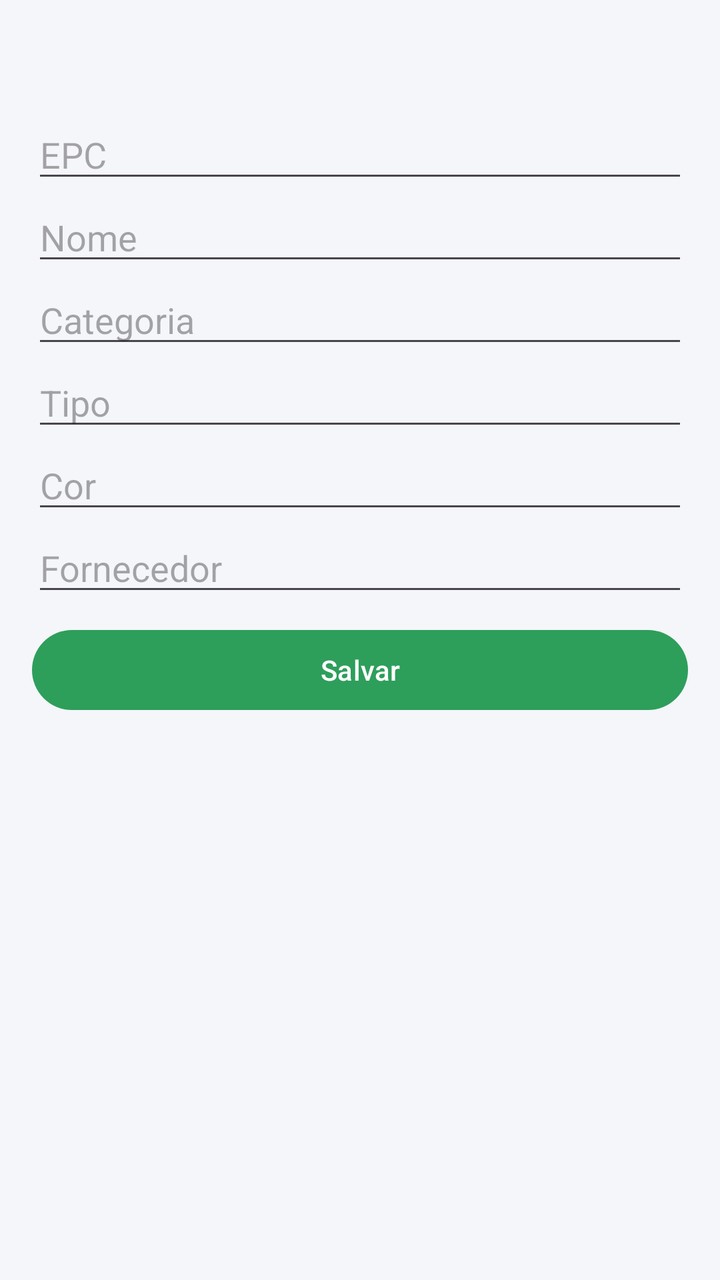
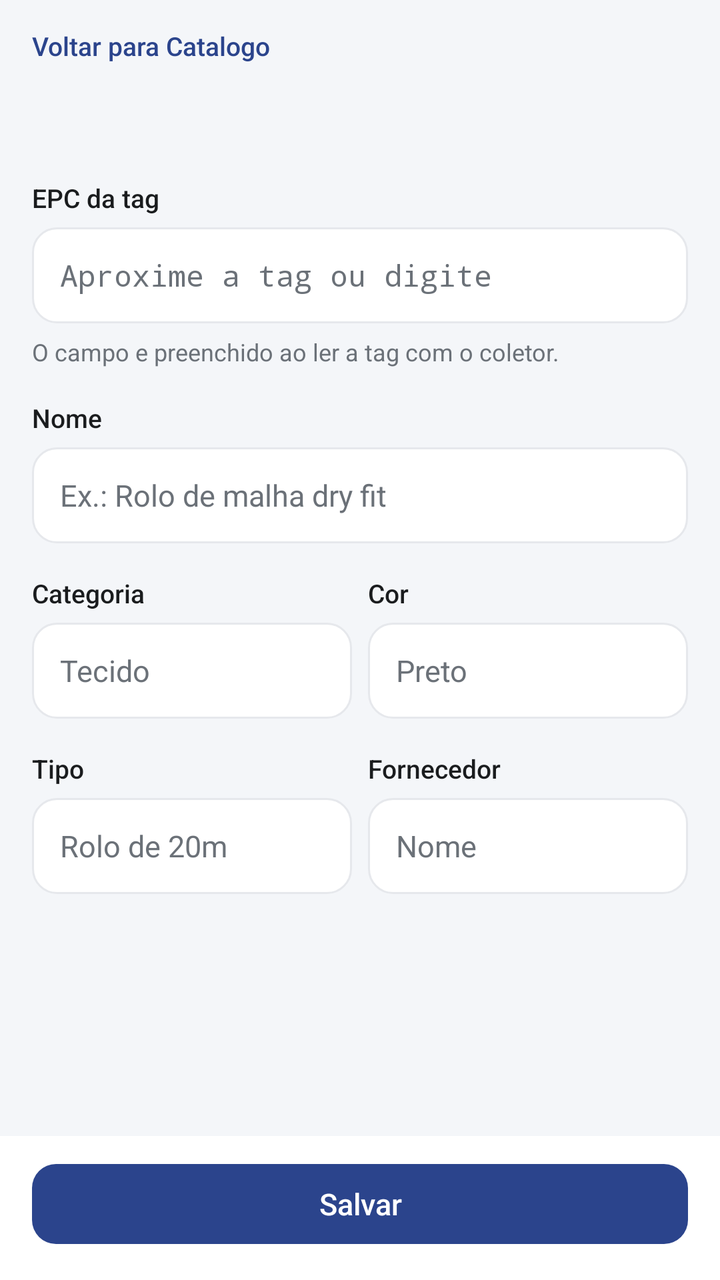

Screens rendered from an Android XML layout before and after an edit, with the pre-edit source and the edit as a unified diff.
<!-- AndroidManifest.xml: application theme Theme.InventarioTRI082 -->
<!-- res/layout/fragment_item_form.xml -->
<?xml version="1.0" encoding="utf-8"?>
<ScrollView xmlns:android="http://schemas.android.com/apk/res/android"
    android:layout_width="match_parent"
    android:layout_height="match_parent">

    <LinearLayout
        android:layout_width="match_parent"
        android:layout_height="wrap_content"
        android:orientation="vertical"
        android:padding="16dp">

        <TextView
            android:id="@+id/form_titulo"
            android:layout_width="wrap_content"
            android:layout_height="wrap_content"
            android:textSize="20sp"
            android:paddingBottom="12dp" />

        <EditText
            android:id="@+id/campo_epc"
            android:layout_width="match_parent"
            android:layout_height="wrap_content"
            android:hint="@string/form_epc"
            android:inputType="text"
            android:autofillHints="" />

        <EditText
            android:id="@+id/campo_nome"
            android:layout_width="match_parent"
            android:layout_height="wrap_content"
            android:hint="@string/form_nome"
            android:inputType="text"
            android:autofillHints="" />

        <EditText
            android:id="@+id/campo_categoria"
            android:layout_width="match_parent"
            android:layout_height="wrap_content"
            android:hint="@string/form_categoria"
            android:inputType="text"
            android:autofillHints="" />

        <EditText
            android:id="@+id/campo_tipo"
            android:layout_width="match_parent"
            android:layout_height="wrap_content"
            android:hint="@string/form_tipo"
            android:inputType="text"
            android:autofillHints="" />

        <EditText
            android:id="@+id/campo_cor"
            android:layout_width="match_parent"
            android:layout_height="wrap_content"
            android:hint="@string/form_cor"
            android:inputType="text"
            android:autofillHints="" />

        <EditText
            android:id="@+id/campo_fornecedor"
            android:layout_width="match_parent"
            android:layout_height="wrap_content"
            android:hint="@string/form_fornecedor"
            android:inputType="text"
            android:autofillHints="" />

        <TextView
            android:id="@+id/texto_recomendar"
            android:layout_width="match_parent"
            android:layout_height="wrap_content"
            android:layout_marginTop="12dp"
            android:text="@string/form_recomendar"
            android:visibility="gone" />

        <LinearLayout
            android:id="@+id/container_recomendacoes"
            android:layout_width="match_parent"
            android:layout_height="wrap_content"
            android:orientation="vertical"
            android:visibility="gone" />

        <Button
            android:id="@+id/botao_salvar"
            style="@style/Botao.Principal"
            android:layout_width="match_parent"
            android:layout_height="wrap_content"
            android:layout_marginTop="8dp"
            android:text="@string/form_salvar" />

    </LinearLayout>

</ScrollView>
<!-- resources referenced by this layout -->
<resources>
  <string name="form_epc">EPC</string>
  <string name="form_recomendar">Ou reaproveite um item recente:</string>
  <style name="Botao.Principal" parent="Widget.Material3.Button">
          <item name="backgroundTint">@color/verde</item>
          <item name="android:textColor">@color/branco</item>
      </style>
  <style name="Theme.InventarioTRI082" parent="Theme.Material3.DayNight.NoActionBar">
          <item name="colorPrimary">@color/azul</item>
          <item name="colorOnPrimary">@color/branco</item>
          <item name="colorSecondary">@color/verde</item>
          <item name="colorOnSecondary">@color/branco</item>
          <item name="colorSurface">@color/branco</item>
          <item name="colorOnSurface">@color/texto</item>
          <item name="android:colorBackground">@color/fundo</item>
          <item name="android:statusBarColor">@color/azul_escuro</item>
      </style>
  <color name="azul">#2B448C</color>
  <color name="azul_escuro">#1F3269</color>
  <!-- unchanged entries left out for length: 10 -->
</resources>

<!-- the commit's change to res/layout/fragment_item_form.xml (unified diff, before → after) -->
@@ -1,92 +1,157 @@
 <?xml version="1.0" encoding="utf-8"?>
-<ScrollView xmlns:android="http://schemas.android.com/apk/res/android"
+<LinearLayout xmlns:android="http://schemas.android.com/apk/res/android"
     android:layout_width="match_parent"
-    android:layout_height="match_parent">
+    android:layout_height="match_parent"
+    android:orientation="vertical"
+    android:background="@color/fundo">
+
+    <ScrollView
+        android:layout_width="match_parent"
+        android:layout_height="0dp"
+        android:layout_weight="1">
+
+        <LinearLayout
+            android:layout_width="match_parent"
+            android:layout_height="wrap_content"
+            android:orientation="vertical"
+            android:paddingHorizontal="16dp"
+            android:paddingTop="10dp"
+            android:paddingBottom="16dp">
+
+            <TextView
+                android:id="@+id/form_voltar"
+                style="@style/Voltar"
+                android:layout_width="wrap_content"
+                android:layout_height="wrap_content"
+                android:text="@string/form_voltar" />
+
+            <TextView
+                android:id="@+id/form_titulo"
+                style="@style/Titulo"
+                android:layout_width="match_parent"
+                android:layout_height="wrap_content"
+                android:layout_marginTop="4dp" />
+
+            <TextView
+                android:id="@+id/texto_recomendar"
+                style="@style/RotuloSecao"
+                android:layout_width="wrap_content"
+                android:layout_height="wrap_content"
+                android:layout_marginTop="20dp"
+                android:layout_marginBottom="8dp"
+                android:text="@string/form_recomendar"
+                android:visibility="gone" />
+
+            <LinearLayout
+                android:id="@+id/container_recomendacoes"
+                android:layout_width="match_parent"
+                android:layout_height="wrap_content"
+                android:orientation="vertical"
+                android:visibility="gone" />
+
+            <TextView style="@style/CampoRotulo" android:layout_marginTop="20dp" android:text="@string/form_epc" />
+            <EditText
+                android:id="@+id/campo_epc"
+                style="@style/Campo"
+                android:layout_width="match_parent"
+                android:layout_height="wrap_content"
+                android:fontFamily="monospace"
+                android:hint="@string/form_epc_hint"
+                android:inputType="text"
+                android:autofillHints="" />
+            <TextView
+                android:id="@+id/form_epc_ajuda"
+                android:layout_width="wrap_content"
+                android:layout_height="wrap_content"
+                android:layout_marginTop="6dp"
+                android:text="@string/form_epc_ajuda"
+                android:textColor="@color/texto_secundario"
+                android:textSize="12sp" />
+
+            <TextView style="@style/CampoRotulo" android:layout_marginTop="16dp" android:text="@string/form_nome" />
+            <EditText
+                android:id="@+id/campo_nome"
+                style="@style/Campo"
+                android:layout_width="match_parent"
+                android:layout_height="wrap_content"
+                android:hint="@string/form_nome_hint"
+                android:inputType="text"
+                android:autofillHints="" />
+
+            <LinearLayout
+                android:layout_width="match_parent"
+                android:layout_height="wrap_content"
+                android:orientation="horizontal"
+                android:layout_marginTop="16dp">
+
+                <LinearLayout android:layout_width="0dp" android:layout_height="wrap_content"
+                    android:layout_weight="1" android:orientation="vertical" android:layout_marginEnd="8dp">
+                    <TextView style="@style/CampoRotulo" android:text="@string/form_categoria" />
+                    <EditText android:id="@+id/campo_categoria" style="@style/Campo"
+                        android:layout_width="match_parent" android:layout_height="wrap_content"
+                        android:hint="@string/form_categoria_hint" android:inputType="text" android:autofillHints="" />
+                </LinearLayout>
+
+                <LinearLayout android:layout_width="0dp" android:layout_height="wrap_content"
+                    android:layout_weight="1" android:orientation="vertical">
+                    <TextView style="@style/CampoRotulo" android:text="@string/form_cor" />
+                    <EditText android:id="@+id/campo_cor" style="@style/Campo"
+                        android:layout_width="match_parent" android:layout_height="wrap_content"
+                        android:hint="@string/form_cor_hint" android:inputType="text" android:autofillHints="" />
+                </LinearLayout>
+            </LinearLayout>
+
+            <LinearLayout
+                android:layout_width="match_parent"
+                android:layout_height="wrap_content"
+                android:orientation="horizontal"
+                android:layout_marginTop="16dp">
+
+                <LinearLayout android:layout_width="0dp" android:layout_height="wrap_content"
+                    android:layout_weight="1" android:orientation="vertical" android:layout_marginEnd="8dp">
+                    <TextView style="@style/CampoRotulo" android:text="@string/form_tipo" />
+                    <EditText android:id="@+id/campo_tipo" style="@style/Campo"
+                        android:layout_width="match_parent" android:layout_height="wrap_content"
+                        android:hint="@string/form_tipo_hint" android:inputType="text" android:autofillHints="" />
+                </LinearLayout>
+
+                <LinearLayout android:layout_width="0dp" android:layout_height="wrap_content"
+                    android:layout_weight="1" android:orientation="vertical">
+                    <TextView style="@style/CampoRotulo" android:text="@string/form_fornecedor" />
+                    <EditText android:id="@+id/campo_fornecedor" style="@style/Campo"
+                        android:layout_width="match_parent" android:layout_height="wrap_content"
+                        android:hint="@string/form_fornecedor_hint" android:inputType="text" android:autofillHints="" />
+                </LinearLayout>
+            </LinearLayout>
+
+        </LinearLayout>
+    </ScrollView>
 
     <LinearLayout
         android:layout_width="match_parent"
         android:layout_height="wrap_content"
-        android:orientation="vertical"
-        android:padding="16dp">
+        android:orientation="horizontal"
+        android:background="@color/branco"
+        android:paddingHorizontal="16dp"
+        android:paddingTop="10dp"
+        android:paddingBottom="14dp">
 
-        <TextView
-            android:id="@+id/form_titulo"
+        <Button
+            android:id="@+id/botao_cancelar"
+            style="@style/Botao.Secundario"
             android:layout_width="wrap_content"
             android:layout_height="wrap_content"
-            android:textSize="20sp"
-            android:paddingBottom="12dp" />
-
-        <EditText
-            android:id="@+id/campo_epc"
-            android:layout_width="match_parent"
-            android:layout_height="wrap_content"
-            android:hint="@string/form_epc"
-            android:inputType="text"
-            android:autofillHints="" />
-
-        <EditText
-            android:id="@+id/campo_nome"
-            android:layout_width="match_parent"
-            android:layout_height="wrap_content"
-            android:hint="@string/form_nome"
-            android:inputType="text"
-            android:autofillHints="" />
-
-        <EditText
-            android:id="@+id/campo_categoria"
-            android:layout_width="match_parent"
-            android:layout_height="wrap_content"
-            android:hint="@string/form_categoria"
-            android:inputType="text"
-            android:autofillHints="" />
-
-        <EditText
-            android:id="@+id/campo_tipo"
-            android:layout_width="match_parent"
-            android:layout_height="wrap_content"
-            android:hint="@string/form_tipo"
-            android:inputType="text"
-            android:autofillHints="" />
-
-        <EditText
-            android:id="@+id/campo_cor"
-            android:layout_width="match_parent"
-            android:layout_height="wrap_content"
-            android:hint="@string/form_cor"
-            android:inputType="text"
-            android:autofillHints="" />
-
-        <EditText
-            android:id="@+id/campo_fornecedor"
-            android:layout_width="match_parent"
-            android:layout_height="wrap_content"
-            android:hint="@string/form_fornecedor"
-            android:inputType="text"
-            android:autofillHints="" />
-
-        <TextView
-            android:id="@+id/texto_recomendar"
-            android:layout_width="match_parent"
-            android:layout_height="wrap_content"
-            android:layout_marginTop="12dp"
-            android:text="@string/form_recomendar"
-            android:visibility="gone" />
-
-        <LinearLayout
-            android:id="@+id/container_recomendacoes"
-            android:layout_width="match_parent"
-            android:layout_height="wrap_content"
-            android:orientation="vertical"
+            android:layout_marginEnd="8dp"
+            android:text="@string/form_cancelar"
             android:visibility="gone" />
 
         <Button
             android:id="@+id/botao_salvar"
             style="@style/Botao.Principal"
-            android:layout_width="match_parent"
+            android:layout_width="0dp"
             android:layout_height="wrap_content"
-            android:layout_marginTop="8dp"
+            android:layout_weight="1"
             android:text="@string/form_salvar" />
-
     </LinearLayout>
 
-</ScrollView>
+</LinearLayout>
<!-- resource entries referenced after the edit -->
@@ -1,23 +1,110 @@
 <!-- resources referenced by this layout -->
 <resources>
-  <string name="form_epc">EPC</string>
-  <string name="form_recomendar">Ou reaproveite um item recente:</string>
+  <color name="texto_secundario">#6B7178</color>
+  <string name="form_cancelar">Cancelar</string>
+  <string name="form_categoria_hint">Tecido</string>
+  <string name="form_cor_hint">Preto</string>
+  <string name="form_epc">EPC da tag</string>
+  <string name="form_epc_ajuda">O campo e preenchido ao ler a tag com o coletor.</string>
+  <string name="form_epc_hint">Aproxime a tag ou digite</string>
+  <string name="form_fornecedor_hint">Nome</string>
+  <string name="form_nome_hint">Ex.: Rolo de malha dry fit</string>
+  <string name="form_recomendar">Comecar a partir de um item recente</string>
+  <string name="form_tipo_hint">Rolo de 20m</string>
+  <string name="form_voltar">Voltar para Catalogo</string>
   <style name="Botao.Principal" parent="Widget.Material3.Button">
-          <item name="backgroundTint">@color/verde</item>
+          <item name="backgroundTint">@color/botao_principal_fundo</item>
           <item name="android:textColor">@color/branco</item>
+          <item name="cornerRadius">12dp</item>
+          <item name="android:minHeight">48dp</item>
+          <item name="android:textAllCaps">false</item>
+          <item name="android:textSize">15sp</item>
+          <item name="android:letterSpacing">0</item>
       </style>
-  <style name="Theme.InventarioTRI082" parent="Theme.Material3.DayNight.NoActionBar">
-          <item name="colorPrimary">@color/azul</item>
+  <style name="Botao.Secundario" parent="Widget.Material3.Button.OutlinedButton">
+          <item name="strokeColor">@color/linha</item>
+          <item name="android:textColor">@color/texto</item>
+          <item name="backgroundTint">@color/branco</item>
+          <item name="cornerRadius">12dp</item>
+          <item name="android:minHeight">48dp</item>
+          <item name="android:textAllCaps">false</item>
+          <item name="android:textSize">15sp</item>
+          <item name="android:letterSpacing">0</item>
+      </style>
+  <style name="Campo">
+          <item name="android:background">@drawable/bg_campo</item>
+          <item name="android:minHeight">48dp</item>
+          <item name="android:paddingStart">14dp</item>
+          <item name="android:paddingEnd">14dp</item>
+          <item name="android:textColor">@color/texto</item>
+          <item name="android:textColorHint">@color/texto_secundario</item>
+          <item name="android:textSize">15sp</item>
+      </style>
+  <style name="CampoRotulo">
+          <item name="android:layout_width">wrap_content</item>
+          <item name="android:layout_height">wrap_content</item>
+          <item name="android:textColor">@color/texto</item>
+          <item name="android:textSize">13sp</item>
+          <item name="android:fontFamily">sans-serif-medium</item>
+          <item name="android:layout_marginBottom">6dp</item>
+      </style>
+  <style name="RotuloSecao">
+          <item name="android:textColor">@color/texto_secundario</item>
+          <item name="android:textSize">13sp</item>
+          <item name="android:fontFamily">sans-serif-medium</item>
+          <item name="android:paddingStart">4dp</item>
+      </style>
+  <style name="Titulo">
+          <item name="android:textColor">@color/texto</item>
+          <item name="android:textSize">26sp</item>
+          <item name="android:fontFamily">sans-serif-medium</item>
+          <item name="android:letterSpacing">-0.01</item>
+          <item name="android:includeFontPadding">false</item>
+      </style>
+  <style name="Voltar">
+          <item name="android:textColor">@color/navy</item>
+          <item name="android:textSize">13sp</item>
+          <item name="android:fontFamily">sans-serif-medium</item>
+          <item name="android:background">?attr/selectableItemBackground</item>
+          <item name="android:paddingTop">4dp</item>
+          <item name="android:paddingBottom">4dp</item>
+      </style>
+  <style name="Theme.InventarioTRI082" parent="Theme.Material3.Light.NoActionBar">
+          <item name="colorPrimary">@color/navy</item>
           <item name="colorOnPrimary">@color/branco</item>
           <item name="colorSecondary">@color/verde</item>
           <item name="colorOnSecondary">@color/branco</item>
           <item name="colorSurface">@color/branco</item>
           <item name="colorOnSurface">@color/texto</item>
+          <item name="colorSurfaceContainerLow">@color/branco</item>
+          <item name="colorSurfaceContainerHigh">@color/branco</item>
           <item name="android:colorBackground">@color/fundo</item>
-          <item name="android:statusBarColor">@color/azul_escuro</item>
+          <item name="android:statusBarColor">@android:color/transparent</item>
+          <item name="android:navigationBarColor">@android:color/transparent</item>
+          <item name="android:windowLightStatusBar">true</item>
+          <item name="android:windowLightNavigationBar" tools:targetApi="27">true</item>
+          <item name="android:enforceNavigationBarContrast" tools:targetApi="29">false</item>
       </style>
-  <color name="azul">#2B448C</color>
-  <color name="azul_escuro">#1F3269</color>
+  <color name="linha">#E6E8EC</color>
+  <!-- drawable bg_campo (drawable) -->
+  <?xml version="1.0" encoding="utf-8"?>
+  <selector xmlns:android="http://schemas.android.com/apk/res/android">
+      <item android:state_focused="true">
+          <shape android:shape="rectangle">
+              <solid android:color="@color/branco" />
+              <corners android:radius="12dp" />
+              <stroke android:width="2dp" android:color="@color/navy" />
+          </shape>
+      </item>
+      <item>
+          <shape android:shape="rectangle">
+              <solid android:color="@color/branco" />
+              <corners android:radius="12dp" />
+              <stroke android:width="1dp" android:color="@color/linha" />
+          </shape>
+      </item>
+  </selector>
+  <color name="navy">#2B448C</color>
   <!-- unchanged entries left out for length: 10 -->
 </resources>
 
